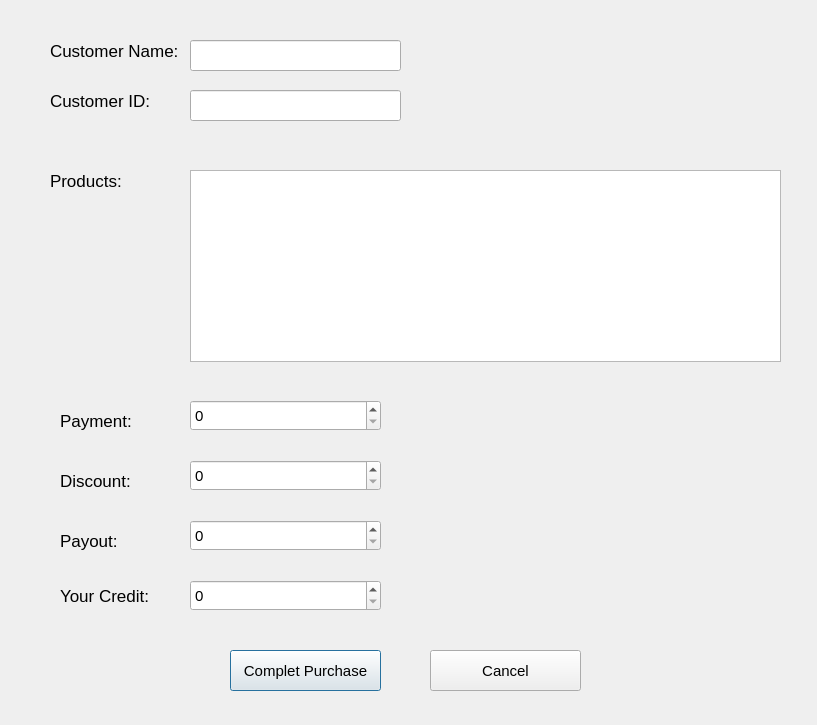
Qt form source/customer_invoice.ui (NimaMousavian/FBT-Market-Management-Application) before a commit.
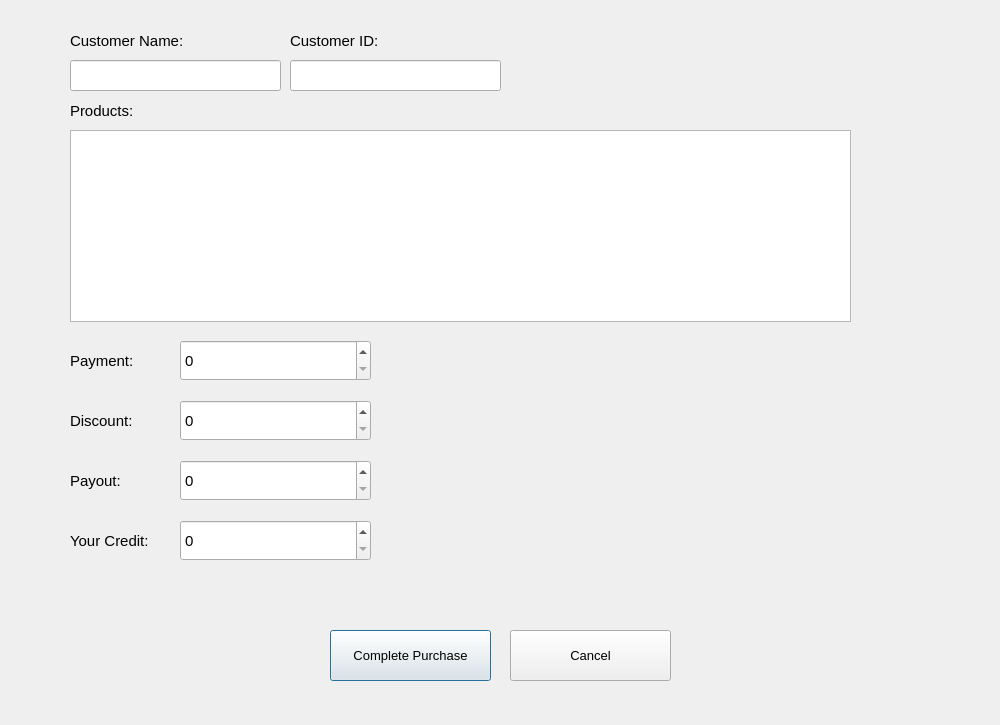
The same form after that commit. Icons and pictures are not drawn.

What changed in the file:
```diff
--- a/source/customer_invoice.ui
+++ b/source/customer_invoice.ui
@@ -6,7 +6,7 @@
    <rect>
     <x>0</x>
     <y>0</y>
-    <width>817</width>
+    <width>1000</width>
     <height>725</height>
    </rect>
   </property>
@@ -16,15 +16,15 @@
   <widget class="QLabel" name="label">
    <property name="geometry">
     <rect>
-     <x>50</x>
-     <y>30</y>
-     <width>141</width>
-     <height>41</height>
+     <x>70</x>
+     <y>10</y>
+     <width>181</width>
+     <height>61</height>
     </rect>
    </property>
    <property name="font">
     <font>
-     <pointsize>13</pointsize>
+     <pointsize>11</pointsize>
     </font>
    </property>
    <property name="text">
@@ -34,15 +34,15 @@
   <widget class="QLabel" name="label_2">
    <property name="geometry">
     <rect>
-     <x>50</x>
-     <y>160</y>
+     <x>70</x>
+     <y>90</y>
      <width>101</width>
      <height>41</height>
     </rect>
    </property>
    <property name="font">
     <font>
-     <pointsize>13</pointsize>
+     <pointsize>11</pointsize>
     </font>
    </property>
    <property name="text">
@@ -52,15 +52,15 @@
   <widget class="QLabel" name="label_3">
    <property name="geometry">
     <rect>
-     <x>60</x>
-     <y>530</y>
-     <width>71</width>
-     <height>21</height>
+     <x>70</x>
+     <y>460</y>
+     <width>81</width>
+     <height>41</height>
     </rect>
    </property>
    <property name="font">
     <font>
-     <pointsize>13</pointsize>
+     <pointsize>11</pointsize>
     </font>
    </property>
    <property name="text">
@@ -70,15 +70,15 @@
   <widget class="QLabel" name="label_4">
    <property name="geometry">
     <rect>
-     <x>60</x>
-     <y>470</y>
-     <width>81</width>
-     <height>21</height>
+     <x>70</x>
+     <y>400</y>
+     <width>101</width>
+     <height>41</height>
     </rect>
    </property>
    <property name="font">
     <font>
-     <pointsize>13</pointsize>
+     <pointsize>11</pointsize>
     </font>
    </property>
    <property name="text">
@@ -88,15 +88,15 @@
   <widget class="QLabel" name="label_5">
    <property name="geometry">
     <rect>
-     <x>60</x>
-     <y>410</y>
-     <width>91</width>
-     <height>21</height>
+     <x>70</x>
+     <y>340</y>
+     <width>101</width>
+     <height>41</height>
     </rect>
    </property>
    <property name="font">
     <font>
-     <pointsize>13</pointsize>
+     <pointsize>11</pointsize>
     </font>
    </property>
    <property name="text">
@@ -106,8 +106,8 @@
   <widget class="QLineEdit" name="name_le">
    <property name="geometry">
     <rect>
-     <x>190</x>
-     <y>40</y>
+     <x>70</x>
+     <y>60</y>
      <width>211</width>
      <height>31</height>
     </rect>
@@ -121,10 +121,10 @@
   <widget class="QSpinBox" name="payment_spin">
    <property name="geometry">
     <rect>
-     <x>190</x>
-     <y>400</y>
+     <x>180</x>
+     <y>340</y>
      <width>191</width>
-     <height>31</height>
+     <height>41</height>
     </rect>
    </property>
    <property name="font">
@@ -139,10 +139,10 @@
   <widget class="QSpinBox" name="discount_spin">
    <property name="geometry">
     <rect>
-     <x>190</x>
-     <y>460</y>
+     <x>180</x>
+     <y>400</y>
      <width>191</width>
-     <height>31</height>
+     <height>41</height>
     </rect>
    </property>
    <property name="font">
@@ -157,10 +157,10 @@
   <widget class="QSpinBox" name="payout_spin">
    <property name="geometry">
     <rect>
-     <x>190</x>
-     <y>520</y>
+     <x>180</x>
+     <y>460</y>
      <width>191</width>
-     <height>31</height>
+     <height>41</height>
     </rect>
    </property>
    <property name="font">
@@ -175,15 +175,15 @@
   <widget class="QLabel" name="label_6">
    <property name="geometry">
     <rect>
-     <x>50</x>
-     <y>90</y>
-     <width>111</width>
-     <height>21</height>
+     <x>290</x>
+     <y>20</y>
+     <width>141</width>
+     <height>41</height>
     </rect>
    </property>
    <property name="font">
     <font>
-     <pointsize>13</pointsize>
+     <pointsize>11</pointsize>
     </font>
    </property>
    <property name="text">
@@ -193,8 +193,8 @@
   <widget class="QLineEdit" name="id_le">
    <property name="geometry">
     <rect>
-     <x>190</x>
-     <y>90</y>
+     <x>290</x>
+     <y>60</y>
      <width>211</width>
      <height>31</height>
     </rect>
@@ -208,9 +208,9 @@
   <widget class="QTableWidget" name="products_table">
    <property name="geometry">
     <rect>
-     <x>190</x>
-     <y>170</y>
-     <width>591</width>
+     <x>70</x>
+     <y>130</y>
+     <width>781</width>
      <height>192</height>
     </rect>
    </property>
@@ -218,33 +218,33 @@
   <widget class="QPushButton" name="purchase_push">
    <property name="geometry">
     <rect>
-     <x>230</x>
-     <y>650</y>
-     <width>151</width>
-     <height>41</height>
+     <x>330</x>
+     <y>630</y>
+     <width>161</width>
+     <height>51</height>
     </rect>
    </property>
    <property name="font">
     <font>
-     <pointsize>11</pointsize>
+     <pointsize>10</pointsize>
     </font>
    </property>
    <property name="text">
-    <string>Complet Purchase</string>
+    <string>Complete Purchase</string>
    </property>
   </widget>
   <widget class="QPushButton" name="candel_push">
    <property name="geometry">
     <rect>
-     <x>430</x>
-     <y>650</y>
-     <width>151</width>
-     <height>41</height>
+     <x>510</x>
+     <y>630</y>
+     <width>161</width>
+     <height>51</height>
     </rect>
    </property>
    <property name="font">
     <font>
-     <pointsize>11</pointsize>
+     <pointsize>10</pointsize>
     </font>
    </property>
    <property name="text">
@@ -254,15 +254,15 @@
   <widget class="QLabel" name="label_7">
    <property name="geometry">
     <rect>
-     <x>60</x>
-     <y>580</y>
+     <x>70</x>
+     <y>520</y>
      <width>131</width>
-     <height>31</height>
+     <height>41</height>
     </rect>
    </property>
    <property name="font">
     <font>
-     <pointsize>13</pointsize>
+     <pointsize>11</pointsize>
     </font>
    </property>
    <property name="text">
@@ -272,10 +272,10 @@
   <widget class="QSpinBox" name="credit_spin">
    <property name="geometry">
     <rect>
-     <x>190</x>
-     <y>580</y>
+     <x>180</x>
+     <y>520</y>
      <width>191</width>
-     <height>31</height>
+     <height>41</height>
     </rect>
    </property>
    <property name="font">
@@ -287,6 +287,25 @@
     <number>1000000000</number>
    </property>
   </widget>
+  <widget class="QLabel" name="label_8">
+   <property name="geometry">
+    <rect>
+     <x>560</x>
+     <y>290</y>
+     <width>431</width>
+     <height>431</height>
+    </rect>
+   </property>
+   <property name="text">
+    <string/>
+   </property>
+   <property name="pixmap">
+    <pixmap resource="../images/images.qrc">:/purchase_pic.png</pixmap>
+   </property>
+   <property name="scaledContents">
+    <bool>true</bool>
+   </property>
+  </widget>
  </widget>
  <resources/>
  <connections/>
```
Left out of the diff: 12 changed lines with no effect on the pictures.
